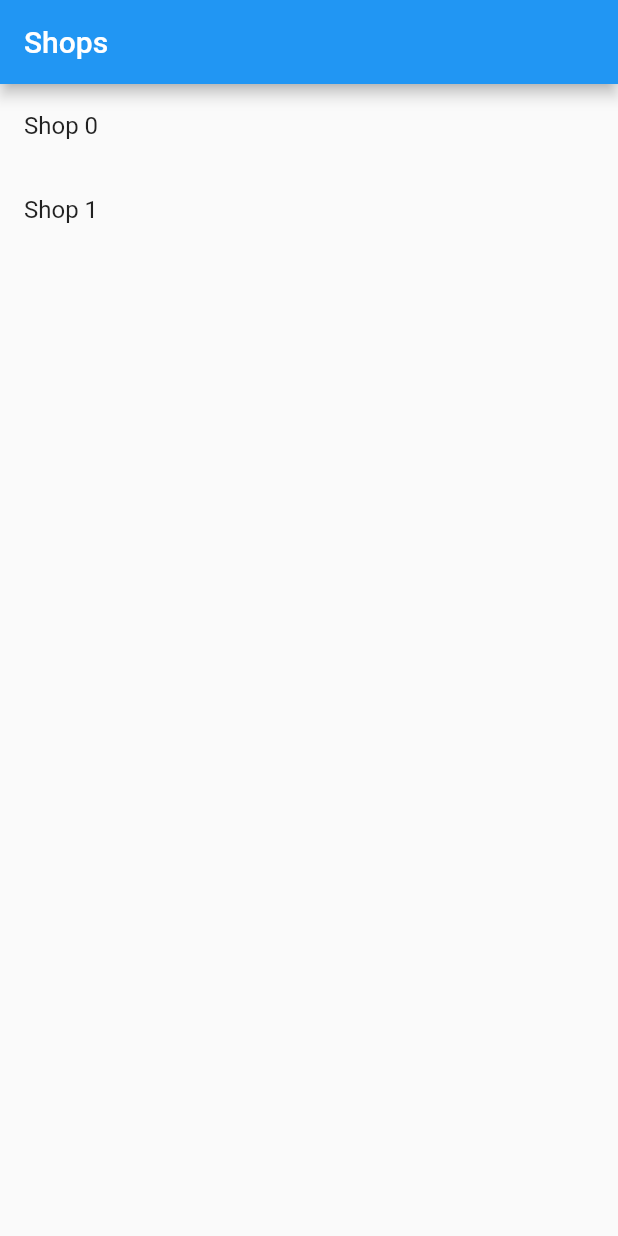
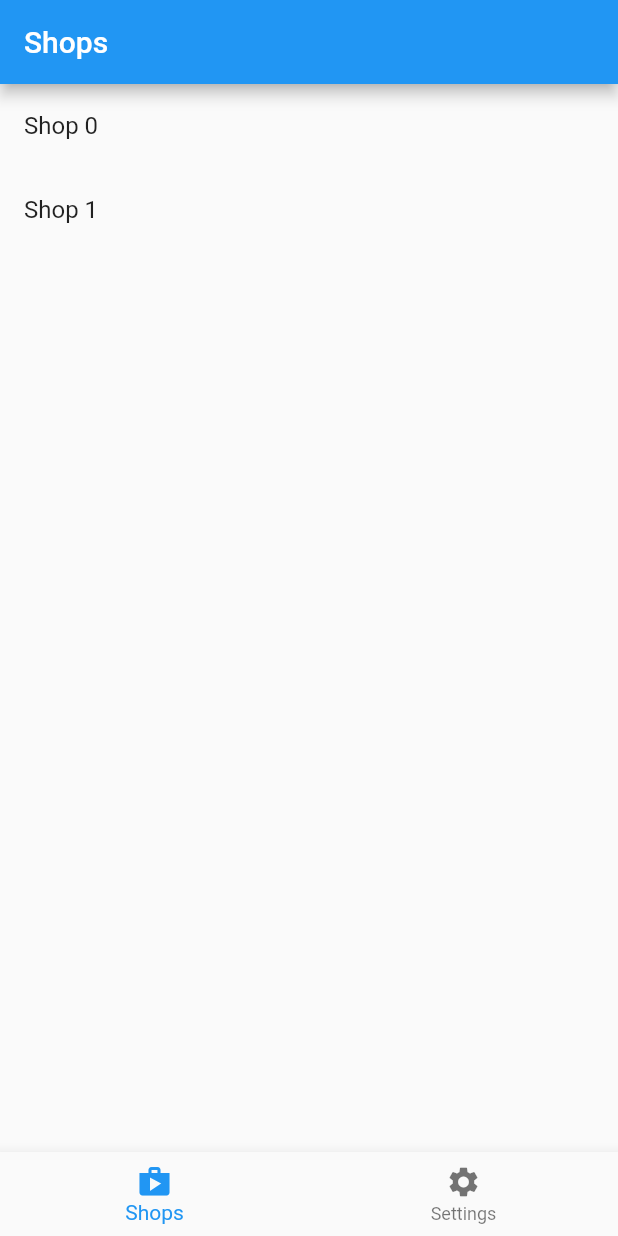
Before and after one commit to dev-weenit/go_router_example, a Flutter app: the screen it shows after launch, on a phone screen of 412 x 824 dp. Run offline on Flutter 3.47's test engine with Material 2 defaults, Android fonts, the light colour scheme and no system bars; our stand-ins replace go_router.

Commit message:
added shell route

```diff
--- a/lib/router.dart
+++ b/lib/router.dart
@@ -1,11 +1,26 @@
+import 'package:flutter/material.dart';
 import 'package:go_router/go_router.dart';
 import 'package:routingv2/pages/category_page.dart';
 import 'package:routingv2/pages/error_page.dart';
 import 'package:routingv2/pages/item_page.dart';
+import 'package:routingv2/pages/order_page.dart';
+import 'package:routingv2/pages/setting_page.dart';
 import 'package:routingv2/pages/shop_page.dart';
+import 'package:routingv2/widgets/scaffold_with_navigator.dart';
+
+final GlobalKey<NavigatorState> parentNavigatorKey =
+    GlobalKey<NavigatorState>();
+final GlobalKey<NavigatorState> shellNavigatorKey = GlobalKey<NavigatorState>();
 
 final GoRouter router = GoRouter(
+  navigatorKey: parentNavigatorKey,
   initialLocation: '/shops',
+  routes: [
+    ShellRoute(
+        navigatorKey: shellNavigatorKey,
+        builder: (context, state, child) {
+          return ScaffoldWithNavigator(child: child);
+        },
         routes: [
           GoRoute(
             path: '/shops',
@@ -22,6 +37,7 @@ final GoRouter router = GoRouter(
                 },
                 routes: [
                   GoRoute(
+                    parentNavigatorKey: parentNavigatorKey,
                     path: ':categoryId',
                     name: 'items',
                     builder: (context, state) {
@@ -35,6 +51,22 @@ final GoRouter router = GoRouter(
             ],
           ),
           GoRoute(
+            path: '/settings',
+            name: 'settings',
+            builder: (context, state) {
+              return const SettingPage();
+            },
+          ),
+        ]),
+    GoRoute(
+      path: '/order',
+      name: 'order',
+      builder: (context, state) {
+        return const OrderPage();
+      },
+    ),
+    GoRoute(
+      parentNavigatorKey: parentNavigatorKey,
       path: '/error',
       name: 'error',
       builder: (context, state) {
@@ -43,7 +75,8 @@ final GoRouter router = GoRouter(
               ? state.uri.toString()
               : state.extra.toString(),
         );
-        })
+      },
+    )
   ],
   errorBuilder: (context, state) => ErrorPage(
     location: state.uri.toString(),
--- /dev/null
+++ b/lib/widgets/scaffold_with_navigator.dart
@@ -0,0 +1,36 @@
+import 'package:flutter/material.dart';
+import 'package:go_router/go_router.dart';
+
+class ScaffoldWithNavigator extends StatelessWidget {
+  final Widget child;
+
+  const ScaffoldWithNavigator({super.key, required this.child});
+
+  @override
+  Widget build(BuildContext context) {
+    return Scaffold(
+      body: child,
+      bottomNavigationBar: BottomNavigationBar(
+        items: const [
+          BottomNavigationBarItem(icon: Icon(Icons.shop), label: 'Shops'),
+          BottomNavigationBarItem(
+              icon: Icon(Icons.settings), label: 'Settings'),
+        ],
+        onTap: (index) {
+          switch (index) {
+            case 0:
+              context.goNamed('shops');
+              break;
+            case 1:
+              context.goNamed('settings');
+              break;
+          }
+        },
+        currentIndex:
+            GoRouterState.of(context).uri.toString().contains('settings')
+                ? 1
+                : 0,
+      ),
+    );
+  }
+}
```
Also changed, not shown: lib/pages/order_page.dart (added, +14 -0 lines), lib/pages/setting_page.dart (added, +42 -0 lines), 1 other file. Lines whose indentation alone changed are shown as unchanged.
